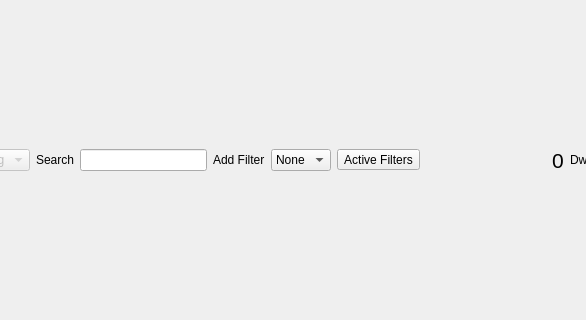
The window that ui/mainwindow.ui (Dwarf-Therapist/Dwarf-Therapist) describes before a commit, drawn with Qt 5; both pictures show x 108 to 694 and y 256 to 576 of the 1129 by 807 pixel window.
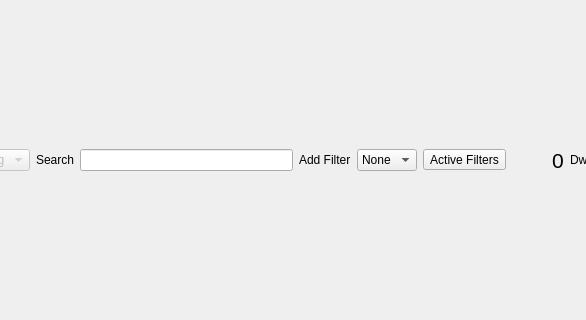
The same window after the commit. Icons and pictures are not drawn. Custom widgets are drawn as their Qt base class.

Diff of the .ui file:
```diff
--- a/ui/mainwindow.ui
+++ b/ui/mainwindow.ui
@@ -96,7 +96,20 @@
        </widget>
       </item>
       <item>
-       <widget class="QLineEdit" name="le_filter_text"/>
+       <widget class="QLineEdit" name="le_filter_text">
+        <property name="minimumSize">
+         <size>
+          <width>100</width>
+          <height>0</height>
+         </size>
+        </property>
+        <property name="maximumSize">
+         <size>
+          <width>16777215</width>
+          <height>16777215</height>
+         </size>
+        </property>
+       </widget>
       </item>
       <item>
        <widget class="QLabel" name="lbl_run_filter">
@@ -107,6 +120,24 @@
       </item>
       <item>
        <widget class="QComboBox" name="cb_filter_script">
+        <property name="sizePolicy">
+         <sizepolicy hsizetype="Minimum" vsizetype="Fixed">
+          <horstretch>0</horstretch>
+          <verstretch>0</verstretch>
+         </sizepolicy>
+        </property>
+        <property name="minimumSize">
+         <size>
+          <width>50</width>
+          <height>0</height>
+         </size>
+        </property>
+        <property name="maximumSize">
+         <size>
+          <width>100</width>
+          <height>16777215</height>
+         </size>
+        </property>
         <property name="sizeAdjustPolicy">
          <enum>QComboBox::AdjustToContents</enum>
         </property>
@@ -148,6 +179,9 @@
         <property name="orientation">
          <enum>Qt::Horizontal</enum>
         </property>
+        <property name="sizeType">
+         <enum>QSizePolicy::Minimum</enum>
+        </property>
         <property name="sizeHint" stdset="0">
          <size>
           <width>40</width>
```
